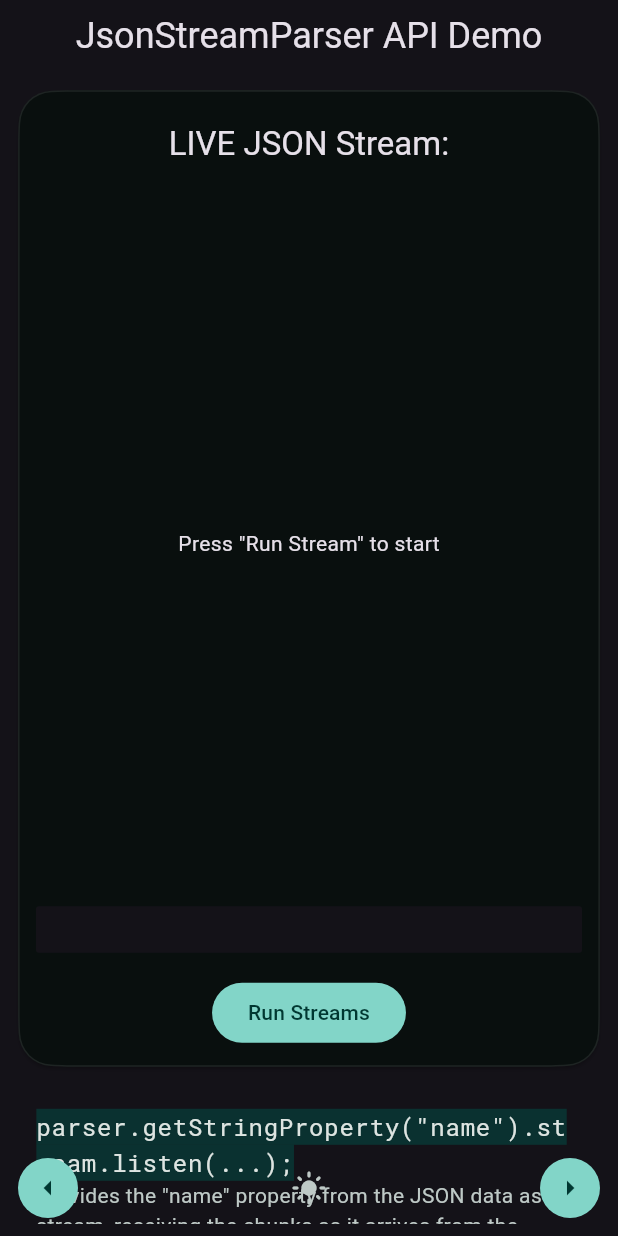
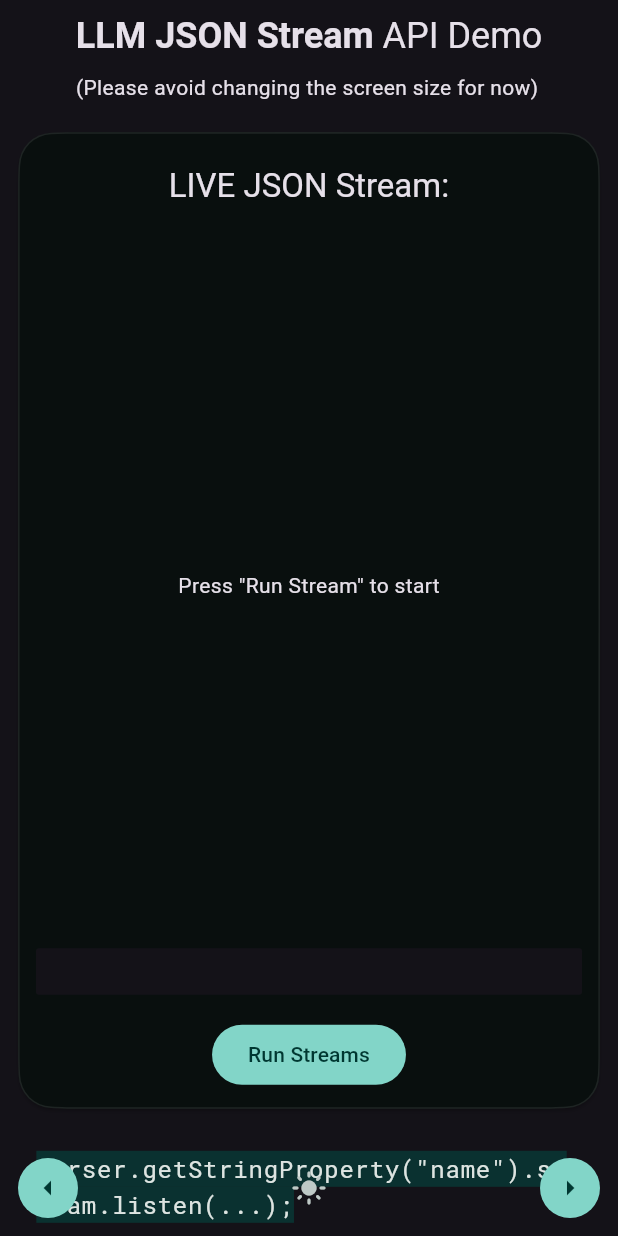
Before and after one commit to ComsIndeed/json_stream_parser_demo, a Flutter app: the screen it shows after launch, after a tap on "LIVE JSON Stream:", on a phone screen of 412 x 824 dp. Run offline on Flutter 3.47's test engine with Material 3 defaults, Android fonts, the light colour scheme and no system bars; our stand-ins replace flutter_animate, flutter_markdown_plus, google_fonts, google_generative_ai, responsive_framework; missing offline and left inert: llm_json_stream.

Commit message:
fix: lists now render

```diff
--- a/lib/pages/api_demo/api_demo_page.dart
+++ b/lib/pages/api_demo/api_demo_page.dart
@@ -292,10 +292,9 @@ class _ApiDemoPageState extends State<ApiDemoPage> {
                 child: SingleChildScrollView(
                   child: Column(
                     children: [
-                      Text(
-                        "JsonStreamParser API Demo",
-                        style: Theme.of(context).textTheme.headlineSmall,
-                      ),
+                      MarkdownBody(
+                          data:
+                              '# **LLM JSON Stream** API Demo\n(Please avoid changing the screen size for now)'),
                       SizedBox(height: 16),
                       SizedBox(
                         width: double.infinity,
--- a/lib/pages/api_demo/tags_list_view.dart
+++ b/lib/pages/api_demo/tags_list_view.dart
@@ -109,15 +109,14 @@ class _TagsListViewState extends State<TagsListView> {
                 ),
                 const SizedBox(height: 8),
                 Text(
-                  'Listens to the "tags" array and builds a list as items stream in.\n`onElement` runs immediately on the first token of a value found before it\'s even complete and parseable.',
+                  '[${_tags.length}] Listens to the "tags" array and builds a list as items stream in.\n`onElement` runs immediately on the first token of a value found before it\'s even complete and parseable.',
                   style: Theme.of(context).textTheme.bodySmall,
                 ),
                 const SizedBox(height: 16),
                 _tags.isEmpty
                     ? const Center(child: Text('Press "Run Stream" to start'))
-                    : ListView.builder(
-                        itemCount: _tags.length,
-                        itemBuilder: (context, index) {
+                    : Column(
+                        children: _tags.map((tag) {
                           return Card(
                             shape: RoundedSuperellipseBorder(
                               borderRadius: BorderRadius.circular(12),
@@ -133,7 +132,7 @@ class _TagsListViewState extends State<TagsListView> {
                                 color: Theme.of(context).colorScheme.primary,
                               ),
                               title: Text(
-                                _tags[index],
+                                tag,
                                 style: GoogleFonts.robotoMono(),
                               ),
                             ),
@@ -141,7 +140,7 @@ class _TagsListViewState extends State<TagsListView> {
                                 begin: 0.2,
                                 curve: Curves.easeOutBack,
                               );
-                        },
+                        }).toList(),
                       ),
               ],
             ),
```
